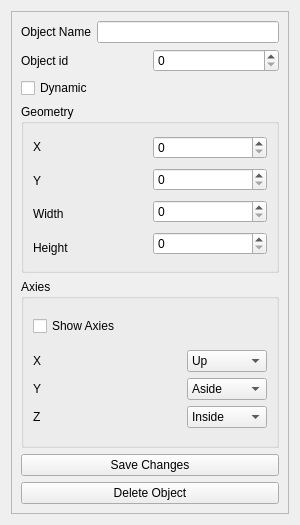
First picture: the form in VObject/vobjectinfodialog.ui, repository IndeemaSoftware/QSimpleScadaSample, before the edit.
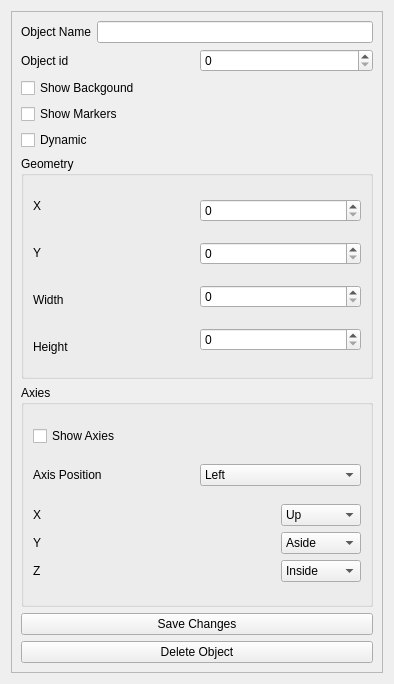
Second picture: the form after the edit.

Commit message: Implemented possibility to show markers as status, hiding background

What changed in the file:
```diff
--- a/VObject/vobjectinfodialog.ui
+++ b/VObject/vobjectinfodialog.ui
@@ -6,8 +6,8 @@
    <rect>
     <x>0</x>
     <y>0</y>
-    <width>300</width>
-    <height>525</height>
+    <width>394</width>
+    <height>684</height>
    </rect>
   </property>
   <property name="minimumSize">
@@ -30,8 +30,8 @@
        <rect>
         <x>0</x>
         <y>0</y>
-        <width>266</width>
-        <height>561</height>
+        <width>374</width>
+        <height>664</height>
        </rect>
       </property>
       <layout class="QVBoxLayout" name="verticalLayout_5">
@@ -74,6 +74,20 @@
          </item>
         </layout>
        </item>
+       <item>
+        <widget class="QCheckBox" name="checkBoxShowBackground">
+         <property name="text">
+          <string>Show Backgound</string>
+         </property>
+        </widget>
+       </item>
+       <item>
+        <widget class="QCheckBox" name="checkBoxShowMarkers">
+         <property name="text">
+          <string>Show Markers</string>
+         </property>
+        </widget>
+       </item>
        <item>
         <widget class="QCheckBox" name="checkBoxDynamic">
          <property name="text">
@@ -159,8 +173,8 @@
          <property name="title">
           <string>Axies</string>
          </property>
-         <layout class="QVBoxLayout" name="verticalLayout_6">
-          <item>
+         <layout class="QGridLayout" name="gridLayout_2">
+          <item row="0" column="0">
            <layout class="QHBoxLayout" name="horizontalLayout_8">
             <item>
              <widget class="QCheckBox" name="checkBoxAxis">
@@ -171,7 +185,32 @@
             </item>
            </layout>
           </item>
-          <item>
+          <item row="1" column="0">
+           <layout class="QHBoxLayout" name="horizontalLayout_4">
+            <item>
+             <widget class="QLabel" name="label_10">
+              <property name="text">
+               <string>Axis Position</string>
+              </property>
+             </widget>
+            </item>
+            <item>
+             <widget class="QComboBox" name="comboBox">
+              <item>
+               <property name="text">
+                <string>Left</string>
+               </property>
+              </item>
+              <item>
+               <property name="text">
+                <string>Right</string>
+               </property>
+              </item>
+             </widget>
+            </item>
+           </layout>
+          </item>
+          <item row="2" column="0">
            <layout class="QHBoxLayout" name="horizontalLayout_7">
             <item>
              <layout class="QVBoxLayout" name="verticalLayout_3">
```
The commit also changes 12 other files.
